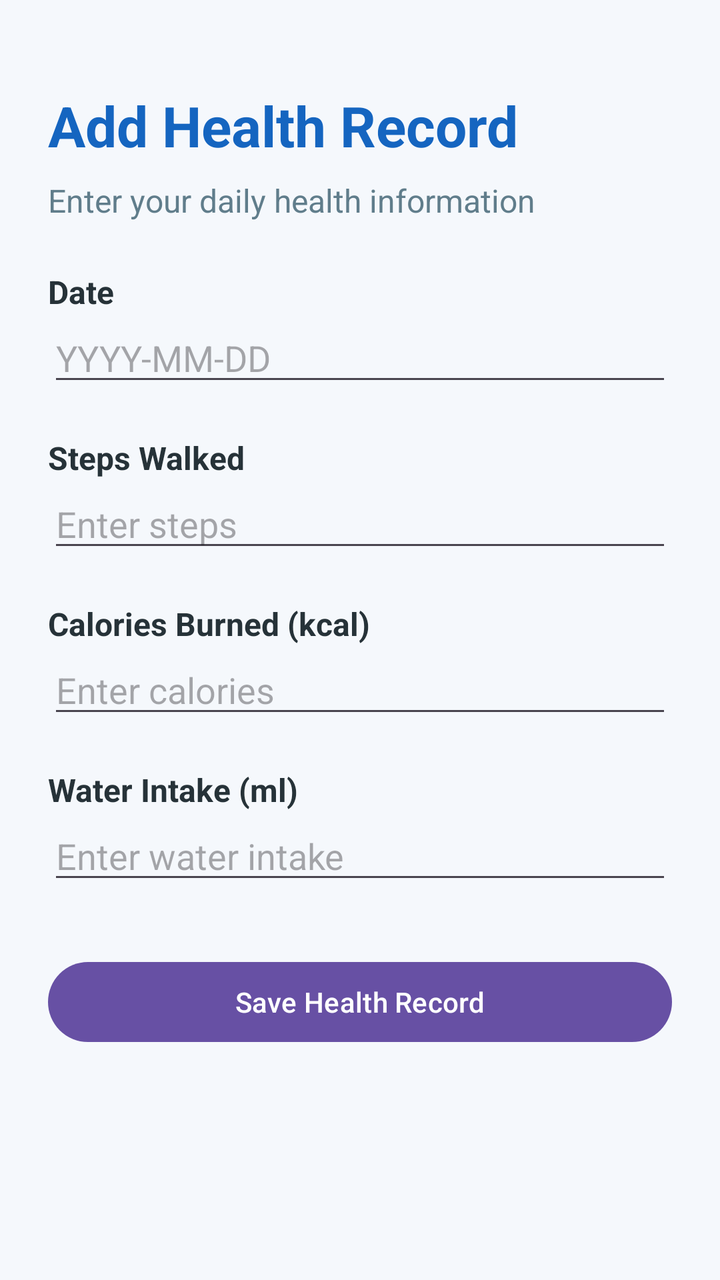
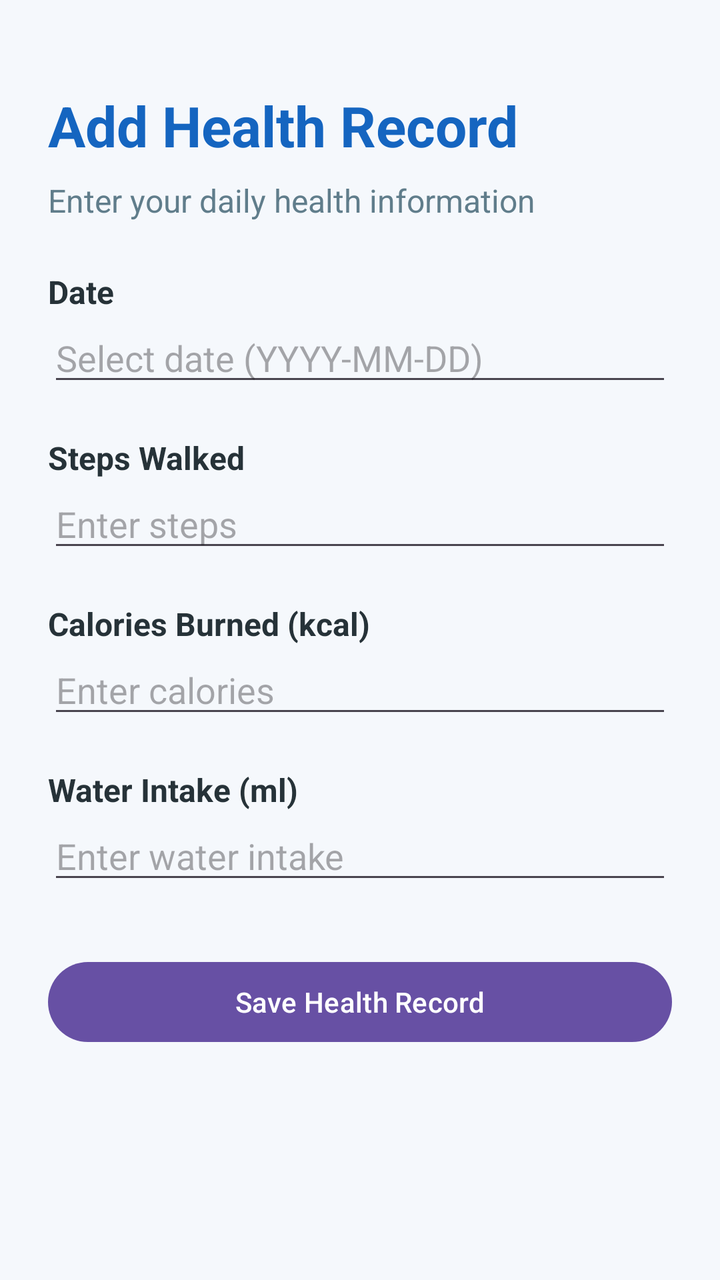

An Android layout rendered at two revisions. The XML below is the earlier revision; the diff shows what the commit changed to produce the second picture.
<!-- AndroidManifest.xml: application theme Theme.HealthMate -->
<!-- res/layout/activity_add_record.xml -->
<?xml version="1.0" encoding="utf-8"?>
<ScrollView
    xmlns:android="http://schemas.android.com/apk/res/android"
    android:id="@+id/main"
    android:layout_width="match_parent"
    android:layout_height="match_parent"
    android:background="#F5F8FC"
    android:fillViewport="true">

    <LinearLayout
        android:layout_width="match_parent"
        android:layout_height="wrap_content"
        android:orientation="vertical"
        android:padding="24dp">

        <TextView
            android:layout_width="match_parent"
            android:layout_height="wrap_content"
            android:text="Add Health Record"
            android:textSize="28sp"
            android:textStyle="bold"
            android:textColor="#1565C0"
            android:layout_marginTop="20dp"/>

        <TextView
            android:layout_width="match_parent"
            android:layout_height="wrap_content"
            android:text="Enter your daily health information"
            android:textSize="16sp"
            android:textColor="#607D8B"
            android:layout_marginTop="8dp"
            android:layout_marginBottom="24dp"/>

        <TextView
            android:layout_width="match_parent"
            android:layout_height="wrap_content"
            android:text="Date"
            android:textSize="16sp"
            android:textStyle="bold"
            android:textColor="#263238"/>

        <EditText
            android:id="@+id/etDate"
            android:layout_width="match_parent"
            android:layout_height="wrap_content"
            android:hint="YYYY-MM-DD"
            android:inputType="date"
            android:singleLine="true"
            android:layout_marginBottom="20dp"/>

        <TextView
            android:layout_width="match_parent"
            android:layout_height="wrap_content"
            android:text="Steps Walked"
            android:textSize="16sp"
            android:textStyle="bold"
            android:textColor="#263238"/>

        <EditText
            android:id="@+id/etSteps"
            android:layout_width="match_parent"
            android:layout_height="wrap_content"
            android:hint="Enter steps"
            android:inputType="number"
            android:singleLine="true"
            android:layout_marginBottom="20dp"/>

        <TextView
            android:layout_width="match_parent"
            android:layout_height="wrap_content"
            android:text="Calories Burned (kcal)"
            android:textSize="16sp"
            android:textStyle="bold"
            android:textColor="#263238"/>

        <EditText
            android:id="@+id/etCalories"
            android:layout_width="match_parent"
            android:layout_height="wrap_content"
            android:hint="Enter calories"
            android:inputType="number"
            android:singleLine="true"
            android:layout_marginBottom="20dp"/>

        <TextView
            android:layout_width="match_parent"
            android:layout_height="wrap_content"
            android:text="Water Intake (ml)"
            android:textSize="16sp"
            android:textStyle="bold"
            android:textColor="#263238"/>

        <EditText
            android:id="@+id/etWater"
            android:layout_width="match_parent"
            android:layout_height="wrap_content"
            android:hint="Enter water intake"
            android:inputType="number"
            android:singleLine="true"
            android:layout_marginBottom="30dp"/>

        <Button
            android:id="@+id/btnSaveRecord"
            android:layout_width="match_parent"
            android:layout_height="wrap_content"
            android:text="Save Health Record"
            android:textAllCaps="false"/>

    </LinearLayout>
</ScrollView>
<!-- resources referenced by this layout -->
<resources>
  <style name="Theme.HealthMate" parent="Base.Theme.HealthMate" />
  <style name="Base.Theme.HealthMate" parent="Theme.Material3.DayNight.NoActionBar">
          
          
      </style>
</resources>

<!-- the commit's change to res/layout/activity_add_record.xml (unified diff, before → after) -->
@@ -43,8 +43,11 @@
             android:id="@+id/etDate"
             android:layout_width="match_parent"
             android:layout_height="wrap_content"
-            android:hint="YYYY-MM-DD"
-            android:inputType="date"
+            android:hint="Select date (YYYY-MM-DD)"
+            android:inputType="none"
+            android:focusable="false"
+            android:clickable="true"
+            android:cursorVisible="false"
             android:singleLine="true"
             android:layout_marginBottom="20dp"/>
 
